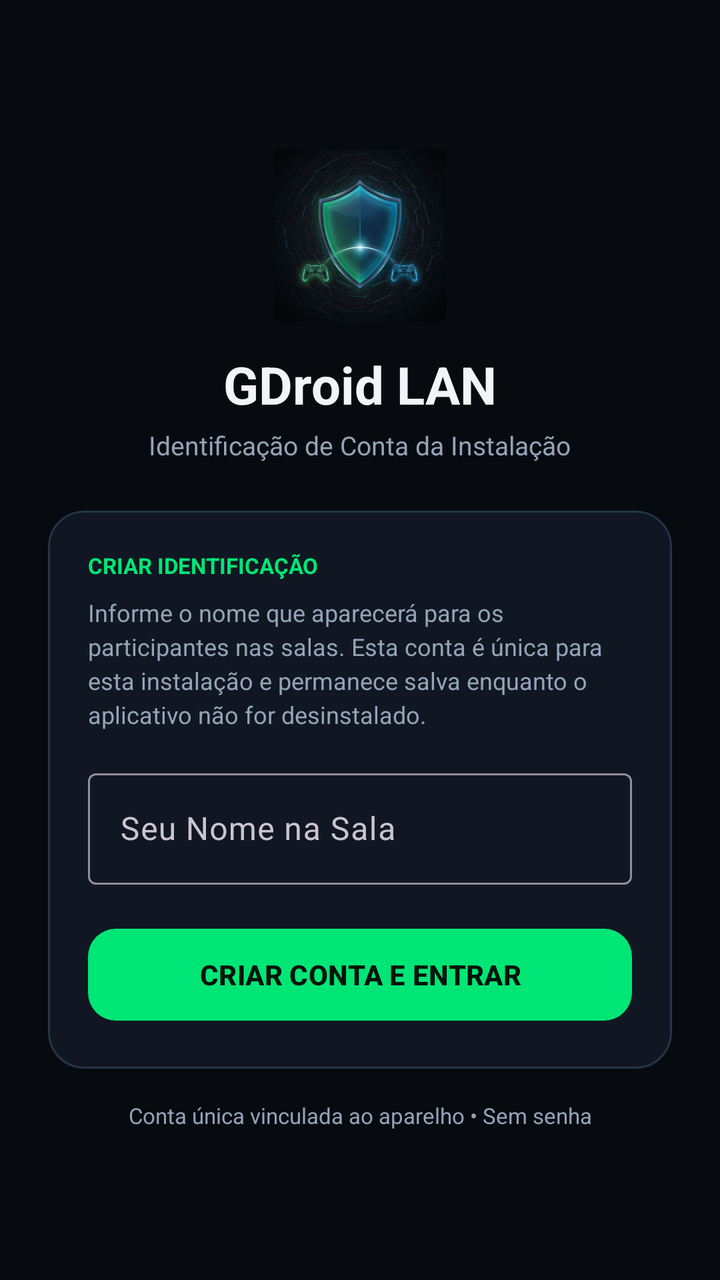
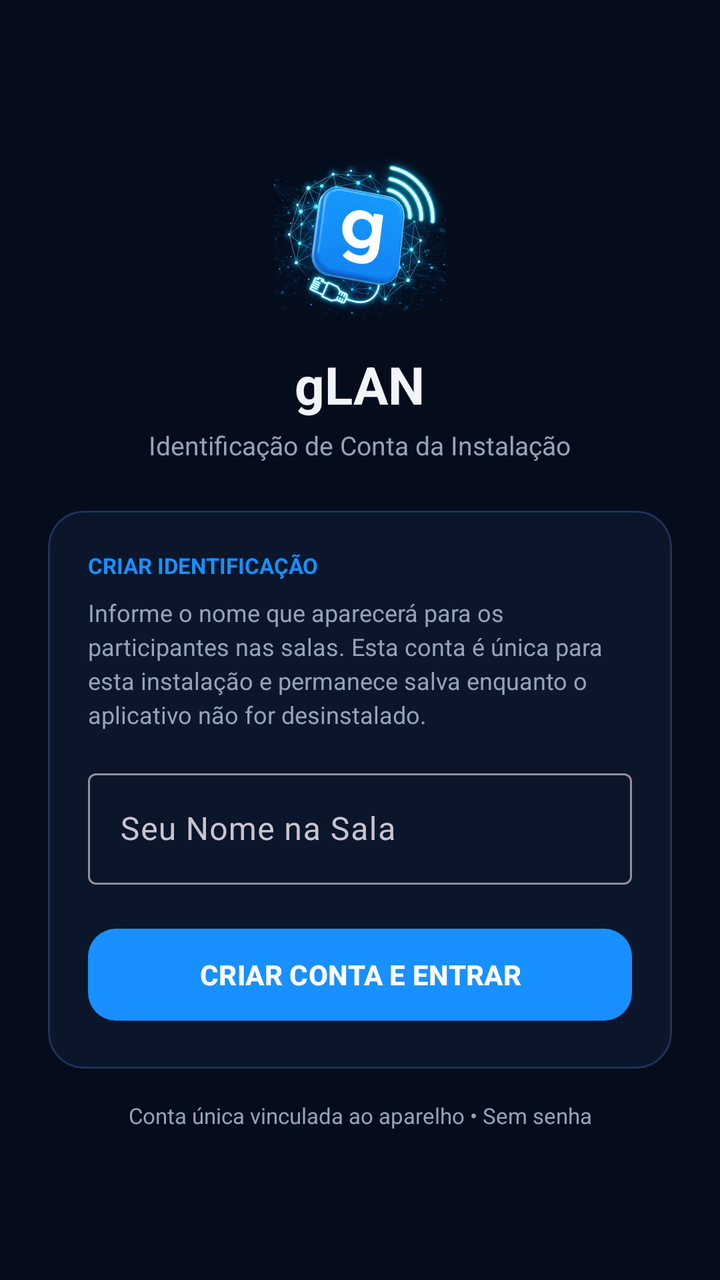

Two renders of the same Android screen: before a commit and after it. Below are the layout's source before the change and the commit's diff.
<!-- AndroidManifest.xml: application theme Theme.GDroidLAN -->
<!-- res/layout/activity_auth.xml -->
<?xml version="1.0" encoding="utf-8"?>
<ScrollView xmlns:android="http://schemas.android.com/apk/res/android"
    xmlns:app="http://schemas.android.com/apk/res-auto"
    android:layout_width="match_parent"
    android:layout_height="match_parent"
    android:background="@color/bg_obsidian"
    android:fillViewport="true">

    <LinearLayout
        android:layout_width="match_parent"
        android:layout_height="wrap_content"
        android:gravity="center"
        android:orientation="vertical"
        android:padding="24dp">

        <ImageView
            android:layout_width="86dp"
            android:layout_height="86dp"
            android:contentDescription="@string/app_name"
            android:src="@drawable/img_hero_logo" />

        <TextView
            android:layout_width="wrap_content"
            android:layout_height="wrap_content"
            android:layout_marginTop="14dp"
            android:text="GDroid LAN"
            android:textColor="@color/text_primary"
            android:textSize="26sp"
            android:textStyle="bold" />

        <TextView
            android:layout_width="wrap_content"
            android:layout_height="wrap_content"
            android:layout_marginTop="4dp"
            android:gravity="center"
            android:text="Identificação de Conta da Instalação"
            android:textColor="@color/text_secondary"
            android:textSize="13sp" />

        <com.google.android.material.card.MaterialCardView
            android:layout_width="match_parent"
            android:layout_height="wrap_content"
            android:layout_marginTop="24dp"
            app:cardBackgroundColor="@color/surface_card"
            app:cardCornerRadius="18dp"
            app:cardElevation="0dp"
            app:strokeColor="@color/stroke_subtle"
            app:strokeWidth="1dp">

            <LinearLayout
                android:layout_width="match_parent"
                android:layout_height="wrap_content"
                android:orientation="vertical"
                android:padding="20dp">

                <TextView
                    android:layout_width="wrap_content"
                    android:layout_height="wrap_content"
                    android:text="CRIAR IDENTIFICAÇÃO"
                    android:textColor="@color/neon_emerald"
                    android:textSize="11sp"
                    android:textStyle="bold" />

                <TextView
                    android:layout_width="match_parent"
                    android:layout_height="wrap_content"
                    android:layout_marginTop="8dp"
                    android:lineSpacingExtra="3dp"
                    android:text="Informe o nome que aparecerá para os participantes nas salas. Esta conta é única para esta instalação e permanece salva enquanto o aplicativo não for desinstalado."
                    android:textColor="@color/text_secondary"
                    android:textSize="12sp" />

                <com.google.android.material.textfield.TextInputLayout
                    android:layout_width="match_parent"
                    android:layout_height="wrap_content"
                    android:layout_marginTop="16dp"
                    android:hint="Seu Nome na Sala">

                    <com.google.android.material.textfield.TextInputEditText
                        android:id="@+id/edtNomeExibicao"
                        android:layout_width="match_parent"
                        android:layout_height="wrap_content"
                        android:imeOptions="actionDone"
                        android:inputType="textPersonName|textCapWords"
                        android:maxLength="24"
                        android:singleLine="true"
                        android:textColor="@color/text_primary"
                        android:textSize="16sp" />
                </com.google.android.material.textfield.TextInputLayout>

                <TextView
                    android:id="@+id/txtErroConta"
                    android:layout_width="match_parent"
                    android:layout_height="wrap_content"
                    android:layout_marginTop="10dp"
                    android:textColor="@color/danger_red"
                    android:textSize="12sp"
                    android:visibility="gone" />

                <com.google.android.material.button.MaterialButton
                    android:id="@+id/btnConfirmarConta"
                    android:layout_width="match_parent"
                    android:layout_height="54dp"
                    android:layout_marginTop="18dp"
                    android:text="CRIAR CONTA E ENTRAR"
                    android:textColor="#04140B"
                    android:textSize="14sp"
                    android:textStyle="bold"
                    app:backgroundTint="@color/neon_emerald"
                    app:cornerRadius="14dp" />

            </LinearLayout>
        </com.google.android.material.card.MaterialCardView>

        <TextView
            android:layout_width="match_parent"
            android:layout_height="wrap_content"
            android:layout_marginTop="16dp"
            android:gravity="center"
            android:text="Conta única vinculada ao aparelho • Sem senha"
            android:textColor="@color/text_secondary"
            android:textSize="11sp" />

    </LinearLayout>
</ScrollView>
<!-- resources referenced by this layout -->
<resources>
  <color name="bg_obsidian">#070B10</color>
  <color name="danger_red">#FF5252</color>
  <color name="neon_emerald">#00E676</color>
  <color name="stroke_subtle">#263548</color>
  <color name="surface_card">#101722</color>
  <color name="text_primary">#F1F5F9</color>
  <color name="text_secondary">#94A3B8</color>
  <!-- drawable img_hero_logo: png bitmap (drawable-nodpi, 236052 bytes) -->
  <string name="app_name">GDroid LAN</string>
  <style name="Theme.GDroidLAN" parent="Theme.Material3.Dark.NoActionBar">
          <item name="colorPrimary">@color/neon_emerald</item>
          <item name="colorOnPrimary">#04140B</item>
          <item name="colorSecondary">@color/neon_cyan</item>
          <item name="android:statusBarColor">@color/bg_obsidian</item>
          <item name="android:navigationBarColor">@color/bg_obsidian</item>
          <item name="android:windowBackground">@color/bg_obsidian</item>
      </style>
  <color name="neon_cyan">#00B8D4</color>
</resources>

<!-- the commit's change to res/layout/activity_auth.xml (unified diff, before → after) -->
@@ -23,7 +23,7 @@
             android:layout_width="wrap_content"
             android:layout_height="wrap_content"
             android:layout_marginTop="14dp"
-            android:text="GDroid LAN"
+            android:text="gLAN"
             android:textColor="@color/text_primary"
             android:textSize="26sp"
             android:textStyle="bold" />
@@ -103,7 +103,7 @@
                     android:layout_height="54dp"
                     android:layout_marginTop="18dp"
                     android:text="CRIAR CONTA E ENTRAR"
-                    android:textColor="#04140B"
+                    android:textColor="#FFFFFF"
                     android:textSize="14sp"
                     android:textStyle="bold"
                     app:backgroundTint="@color/neon_emerald"
<!-- resource entries referenced after the edit -->
@@ -1,22 +1,22 @@
 <!-- resources referenced by this layout -->
 <resources>
-  <color name="bg_obsidian">#070B10</color>
+  <color name="bg_obsidian">#050C1C</color>
   <color name="danger_red">#FF5252</color>
-  <color name="neon_emerald">#00E676</color>
-  <color name="stroke_subtle">#263548</color>
-  <color name="surface_card">#101722</color>
+  <color name="neon_emerald">#1890FF</color>
+  <color name="stroke_subtle">#1E3356</color>
+  <color name="surface_card">#0B162B</color>
   <color name="text_primary">#F1F5F9</color>
   <color name="text_secondary">#94A3B8</color>
-  <!-- drawable img_hero_logo: png bitmap (drawable-nodpi, 236052 bytes) -->
-  <string name="app_name">GDroid LAN</string>
+  <!-- drawable img_hero_logo: png bitmap (drawable-nodpi, 146610 bytes) -->
+  <string name="app_name">gLAN</string>
   <style name="Theme.GDroidLAN" parent="Theme.Material3.Dark.NoActionBar">
           <item name="colorPrimary">@color/neon_emerald</item>
-          <item name="colorOnPrimary">#04140B</item>
+          <item name="colorOnPrimary">#FFFFFF</item>
           <item name="colorSecondary">@color/neon_cyan</item>
           <item name="android:statusBarColor">@color/bg_obsidian</item>
           <item name="android:navigationBarColor">@color/bg_obsidian</item>
           <item name="android:windowBackground">@color/bg_obsidian</item>
       </style>
-  <color name="neon_cyan">#00B8D4</color>
+  <color name="neon_cyan">#00D4FF</color>
 </resources>
 
